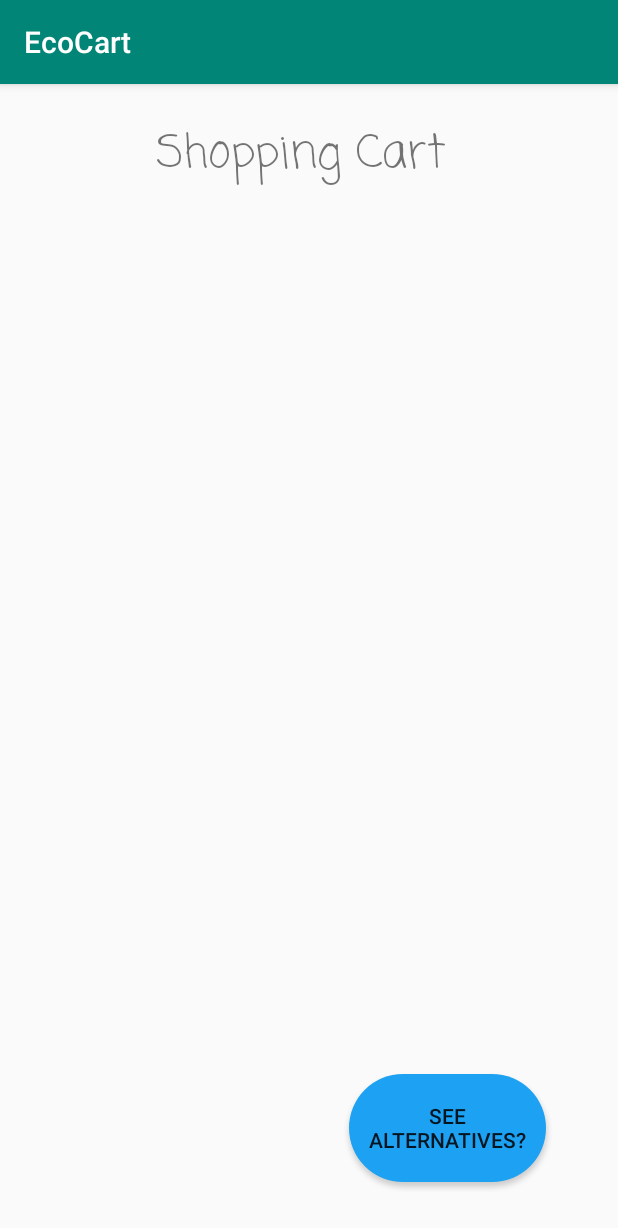
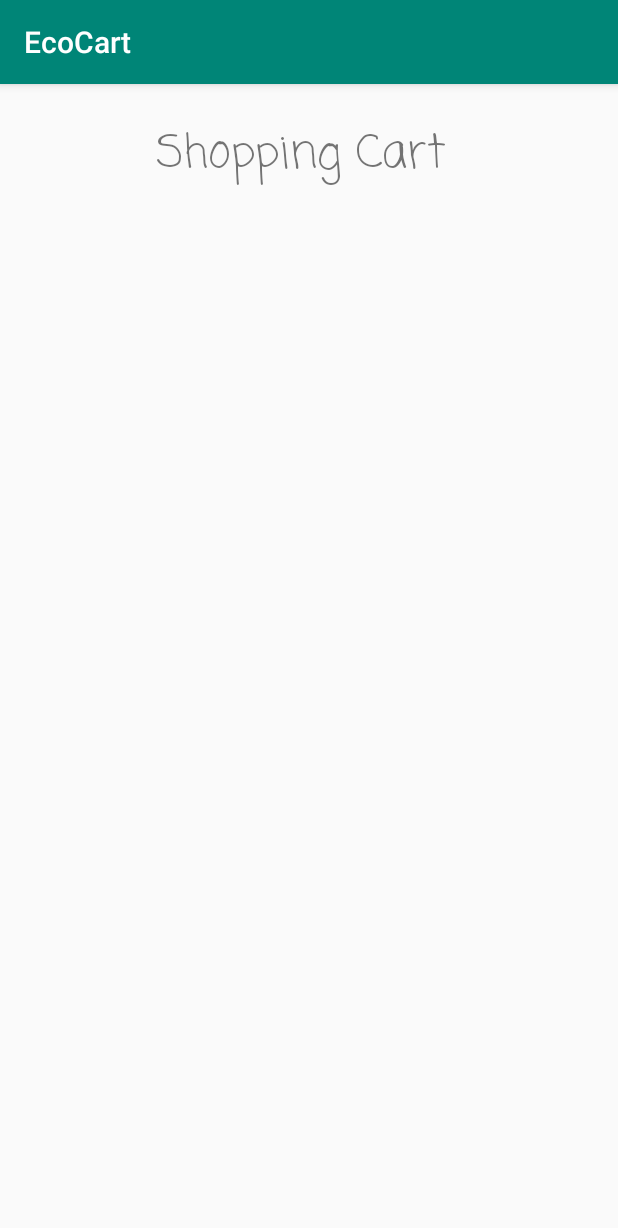
Before and after one commit to MarissaSalcido/EcoCart, an Android app: the ShoppingCartActivity screen opened directly, with no data from a screen before it, on a phone screen of 412 x 824 dp. Shown: the top 1228 px of the screen. Run offline under Robolectric (Android 15) with nearby library versions, the phone set to English and light mode, and no system bars.

Commit message:
Merge branch 'master' of https://github.com/MarissaSalcido/EcoCart
# Conflicts:
#	app/src/main/java/com/example/ecocart/ShoppingCartActivity.java

```diff
--- a/app/src/main/res/layout/activity_shopping_cart.xml
+++ b/app/src/main/res/layout/activity_shopping_cart.xml
@@ -25,16 +25,4 @@
         app:layout_constraintStart_toStartOf="parent"
         app:layout_constraintTop_toTopOf="parent" />
 
-    <Button
-        android:id="@+id/button"
-        android:layout_width="131dp"
-        android:layout_height="72dp"
-        android:layout_marginEnd="48dp"
-        android:layout_marginBottom="36dp"
-        android:background="@drawable/main_button"
-        android:text="See Alternatives?"
-        android:textSize="14sp"
-        app:layout_constraintBottom_toBottomOf="parent"
-        app:layout_constraintEnd_toEndOf="parent" />
-
 </androidx.constraintlayout.widget.ConstraintLayout>
```
Also changed, not shown: app/src/main/res/layout/activity_alternative_cart.xml (deleted, +0 -64 lines).
